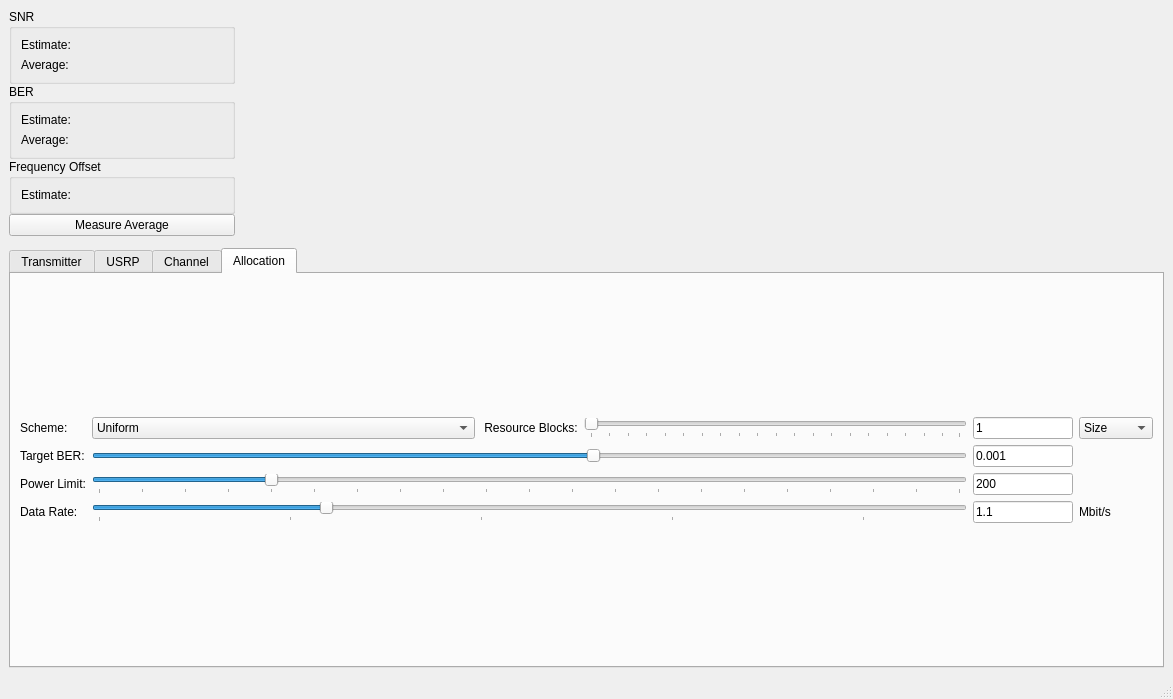
Above: apps/gui/ofdm_rx_gui_window.ui from rwth-ti/gr-ofdm before the change. Below: the same form after it.
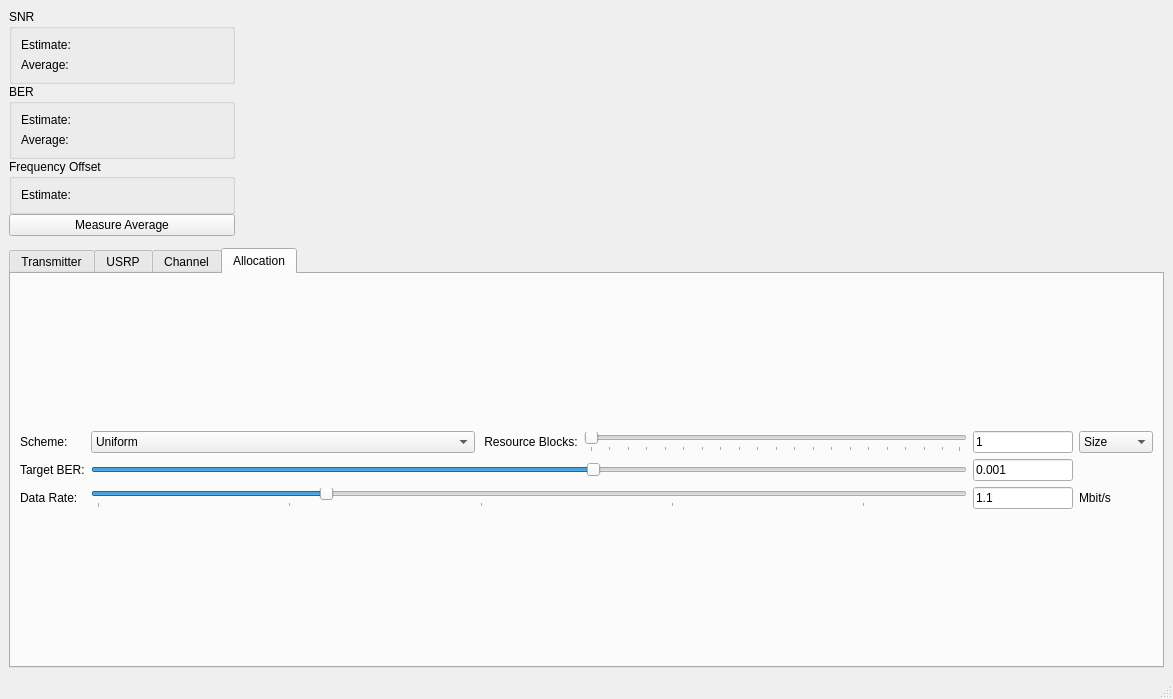
That is the form after the change. The open tabs and pages were chosen to show the change. Custom widgets are drawn as their Qt base class.

Commit message: Remove power slider, bugfixes for resource blocks

Patch:
```diff
--- a/apps/gui/ofdm_rx_gui_window.ui
+++ b/apps/gui/ofdm_rx_gui_window.ui
@@ -659,31 +659,6 @@
            </widget>
           </item>
           <item row="2" column="1">
-           <widget class="QSlider" name="horizontalSliderPowerLimit">
-            <property name="minimum">
-             <number>0</number>
-            </property>
-            <property name="maximum">
-             <number>1000</number>
-            </property>
-            <property name="pageStep">
-             <number>1</number>
-            </property>
-            <property name="value">
-             <number>200</number>
-            </property>
-            <property name="orientation">
-             <enum>Qt::Horizontal</enum>
-            </property>
-            <property name="tickPosition">
-             <enum>QSlider::TicksBelow</enum>
-            </property>
-            <property name="tickInterval">
-             <number>50</number>
-            </property>
-           </widget>
-          </item>
-          <item row="3" column="1">
            <widget class="QSlider" name="horizontalSliderDataRate">
             <property name="maximum">
              <number>450</number>
@@ -711,7 +686,7 @@
             </property>
            </widget>
           </item>
-          <item row="3" column="2">
+          <item row="2" column="2">
            <widget class="QLineEdit" name="lineEditDataRate">
             <property name="maximumSize">
              <size>
@@ -724,7 +699,7 @@
             </property>
            </widget>
           </item>
-          <item row="3" column="0">
+          <item row="2" column="0">
            <widget class="QLabel" name="label_15">
             <property name="text">
              <string>Data Rate:</string>
@@ -738,26 +713,6 @@
             </property>
            </widget>
           </item>
-          <item row="2" column="0">
-           <widget class="QLabel" name="label_5">
-            <property name="text">
-             <string>Power Limit:</string>
-            </property>
-           </widget>
-          </item>
-          <item row="2" column="2">
-           <widget class="QLineEdit" name="lineEditPowerLimit">
-            <property name="maximumSize">
-             <size>
-              <width>100</width>
-              <height>16777215</height>
-             </size>
-            </property>
-            <property name="text">
-             <string>200</string>
-            </property>
-           </widget>
-          </item>
           <item row="1" column="1">
            <widget class="QSlider" name="horizontalSliderGap">
             <property name="minimum">
@@ -793,7 +748,7 @@
             </property>
            </widget>
           </item>
-          <item row="3" column="3">
+          <item row="2" column="3">
            <widget class="QLabel" name="label_14">
             <property name="text">
              <string>Mbit/s</string>
```
The commit also changes 2 other files.
